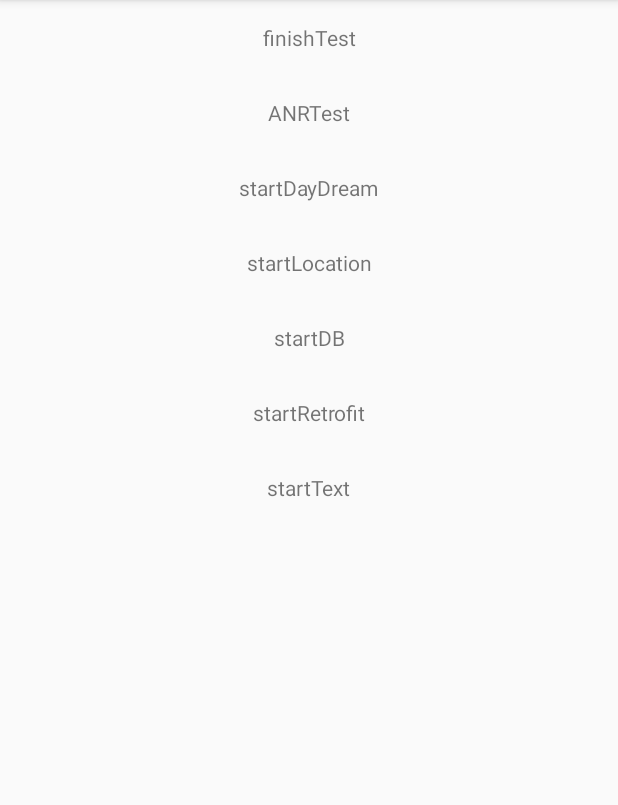
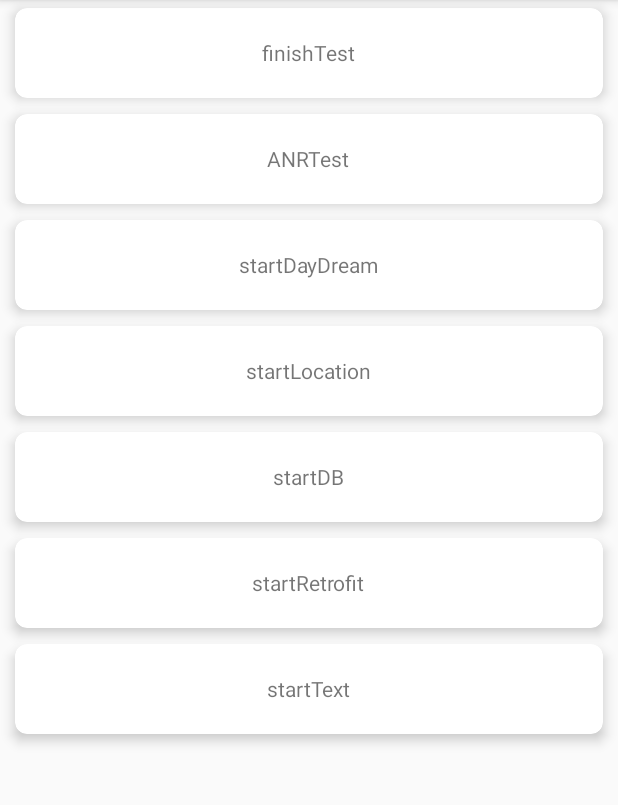
Before and after one commit to Gdeeer/GdTestHub, an Android app: the screen it shows after launch (MainActivity), on a phone screen of 412 x 824 dp, the part 84-889 px from its top. Run offline under Robolectric (Android 15) with nearby library versions, the phone set to English and light mode, and no system bars; our stand-ins replace ButterKnife.

Commit message:
首页 item 使用 CardView

```diff
--- a/app/src/main/res/layout/layout_item_main_rcv.xml
+++ b/app/src/main/res/layout/layout_item_main_rcv.xml
@@ -1,17 +1,20 @@
 <?xml version="1.0" encoding="utf-8"?>
-<android.support.constraint.ConstraintLayout
+<android.support.v7.widget.CardView
     xmlns:android="http://schemas.android.com/apk/res/android"
     xmlns:app="http://schemas.android.com/apk/res-auto"
     android:layout_width="match_parent"
-    android:layout_height="50dp">
+    android:layout_height="60dp"
+    android:layout_marginTop="5dp"
+    android:layout_marginBottom="5dp"
+    android:layout_marginLeft="10dp"
+    android:layout_marginRight="10dp"
+    app:cardCornerRadius="8dp"
+    app:cardElevation="5dp">
 
     <TextView
         android:text="TextView"
         android:layout_width="wrap_content"
         android:layout_height="wrap_content"
-        app:layout_constraintTop_toTopOf="parent"
-        app:layout_constraintStart_toStartOf="parent"
-        app:layout_constraintBottom_toBottomOf="parent"
-        app:layout_constraintEnd_toEndOf="parent"
+        android:layout_gravity="center"
         android:id="@+id/tv_desc"/>
-</android.support.constraint.ConstraintLayout>
+</android.support.v7.widget.CardView>
```
